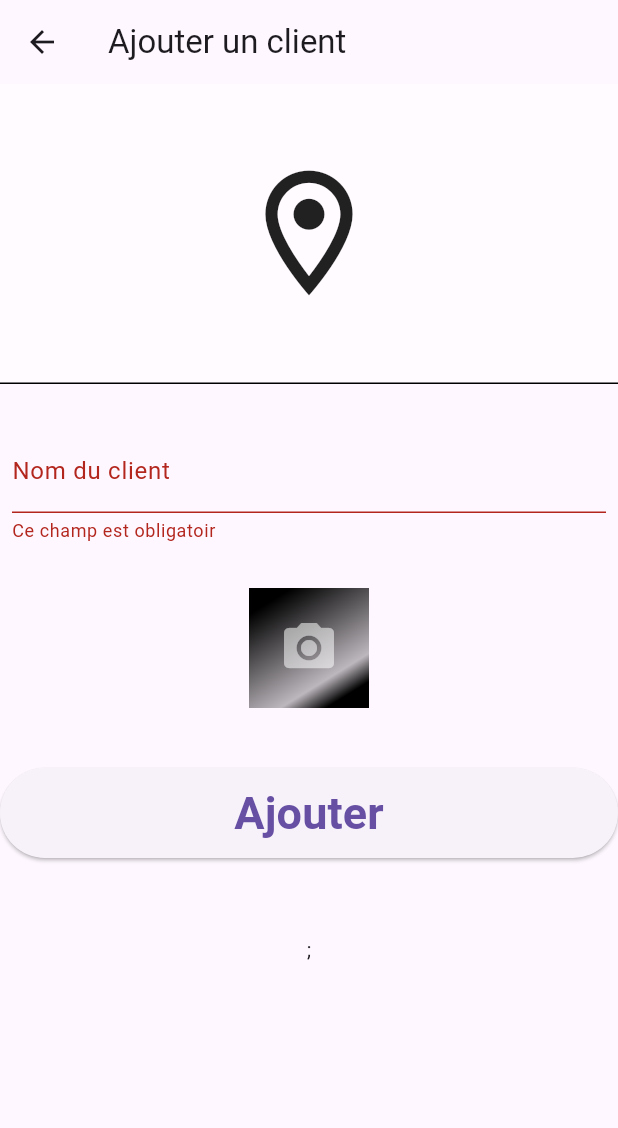
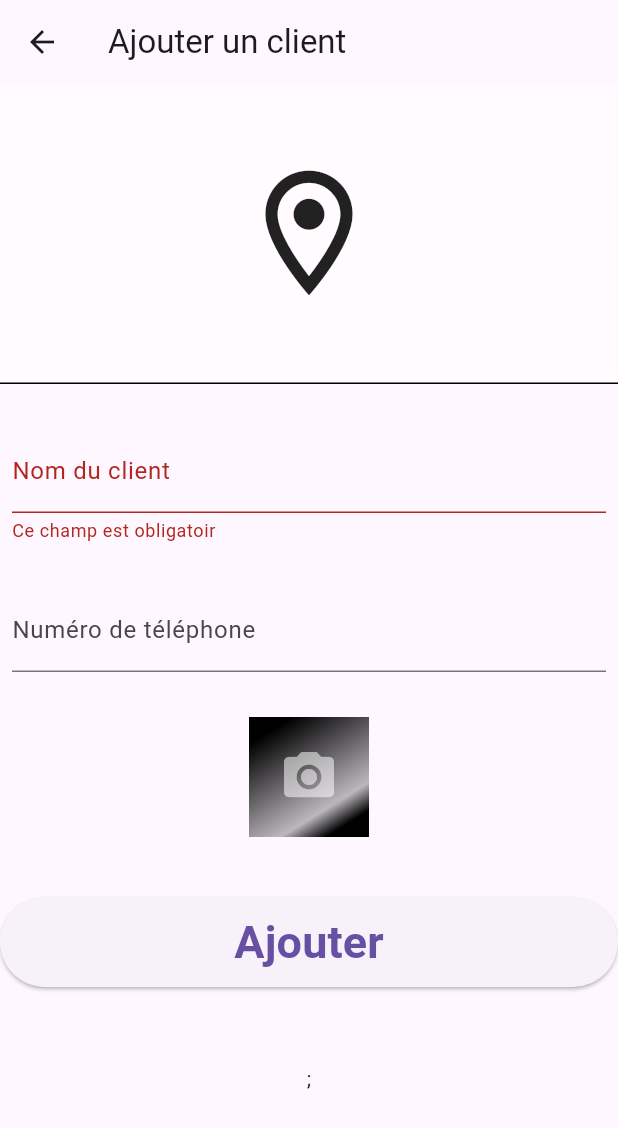
Before and after one commit to chamiabdellah/preSales, a Flutter app: the AddCustomerScreen screen opened directly, after a tap on "Ajouter", on a phone screen of 412 x 824 dp. Shown: the top 1128 px of the screen. Run offline on Flutter 3.47's test engine with Material 3 defaults, Android fonts, the phone set to English and light mode, and no system bars; our stand-ins replace badges, cached_network_image, firebase_auth, firebase_core, firebase_storage, flutter_riverpod and 5 more; missing offline and left inert: mobile_scanner; accounts and stored records are empty.

Commit message:
add phone number to the customer in the form, database - Amazon Q

```diff
--- a/lib/models/customer.dart
+++ b/lib/models/customer.dart
@@ -8,6 +8,8 @@ class Customer{
   String? id;
   String address;
   String? picture;
+  String? phoneNumber;
+  DateTime? creationDate;
 
   Customer({
     required this.name,
@@ -17,6 +19,8 @@ class Customer{
     this.code = '',
     required this.address,
     this.picture,
+    this.phoneNumber,
+    this.creationDate,
   });
 
   Customer.fromJson(MapEntry<String, dynamic> json):
@@ -26,14 +30,18 @@ class Customer{
     longitude = json.value['longitude'].toDouble(),
     latitude = json.value['latitude'].toDouble(),
     code = json.value['code'],
-    picture = json.value['picture'];
+    picture = json.value['picture'],
+    phoneNumber = json.value['phoneNumber'],
+    creationDate = DateTime.tryParse(json.value['creationDate'] ?? "");
 
-  Map toJson() => {
+  Map<String,dynamic> toJson() => {
     'name': name,
     'address': address,
     'longitude' : longitude,
     'latitude' : latitude,
     'code': '$longitude;$latitude:$name',
     'picture': picture,
+    'phoneNumber': phoneNumber,
+    'creationDate': creationDate?.toString(),
   };
 }
--- a/lib/providers/list_of_customers_provider.dart
+++ b/lib/providers/list_of_customers_provider.dart
@@ -76,13 +76,7 @@ class ListOfCustomersNotifier extends StateNotifier<List<Customer>> {
   Future<String> addCustomerToDB(Customer customer) async {
     String link = await SecurePath.appendToken(Paths.customerPath);
     Uri uri = Uri.parse(link);
-    Map<String, dynamic> requestBody = {
-      'name': customer.name,
-      'address': customer.address,
-      'longitude' : customer.longitude,
-      'latitude' : customer.latitude,
-      'code': '${customer.longitude};${customer.latitude}:${customer.name}',
-    };
+    Map<String, dynamic> requestBody = customer.toJson();
     final response = await http.post(uri, body: json.encode(requestBody));
 
     if (response.statusCode == 200) {
--- a/lib/screens/manageCustomers/addCustomerScreen.dart
+++ b/lib/screens/manageCustomers/addCustomerScreen.dart
@@ -25,6 +25,7 @@ class AddCustomerScreen extends ConsumerStatefulWidget {
 class _AddCustomerScreenState extends ConsumerState<AddCustomerScreen> {
   final _customerFormKey = GlobalKey<FormState>();
   TextEditingController? customerNameController = TextEditingController();
+  TextEditingController? phoneNumberController = TextEditingController();
 
   double? latitude;
   double? longitude;
@@ -91,8 +92,11 @@ class _AddCustomerScreenState extends ConsumerState<AddCustomerScreen> {
         address: address!,
         latitude: latitude!,
         longitude: longitude!,
+        code: '${longitude};${latitude}:${customerNameController!.value.text}',
         name: customerNameController!.value.text,
         picture: imagePath,
+        phoneNumber: phoneNumberController!.value.text.isEmpty ? null : phoneNumberController!.value.text,
+        creationDate: DateTime.now(),
       );
 
        await ref.read(listOfCustomersProvider.notifier).addCustomer(customer);
@@ -150,6 +154,18 @@ class _AddCustomerScreenState extends ConsumerState<AddCustomerScreen> {
                 const SizedBox(
                   height: 30,
                 ),
+                Padding(
+                  padding: const EdgeInsets.symmetric(horizontal: 8),
+                  child: OutlineTextField(
+                    labelText: "Numéro de téléphone",
+                    controller: phoneNumberController,
+                    textInputType: TextInputType.phone,
+                    validationFunc: null,
+                  ),
+                ),
+                const SizedBox(
+                  height: 30,
+                ),
                 PickImageCamera(
                   onPick: setCustomerImage,
                 ),
```
